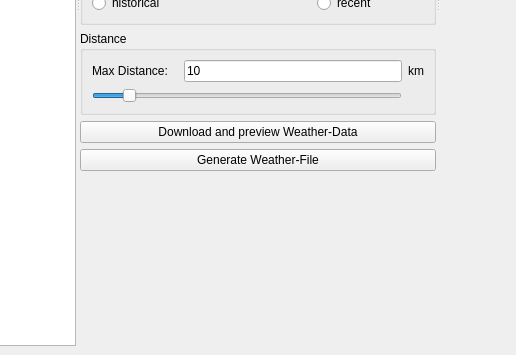
The window that ClimateDataGenerator/src/DWDMainWindow.ui (Arombolosh/dwdImporter) describes before a commit, drawn with Qt 5; both pictures show x 299 to 815 and y 353 to 708 of the 1106 by 708 pixel window.
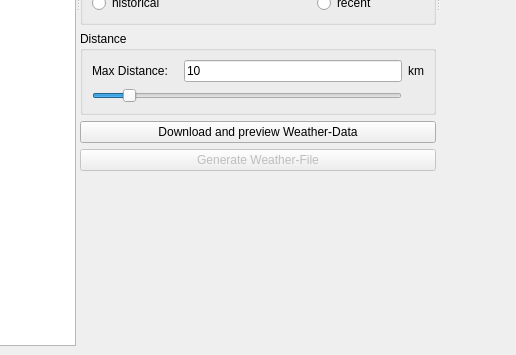
The same window after the commit. Custom widgets are drawn as their Qt base class.

Commit message: implemented EPW Export Button enabling when valid local files are selected

Diff of the .ui file:
```diff
--- a/ClimateDataGenerator/src/DWDMainWindow.ui
+++ b/ClimateDataGenerator/src/DWDMainWindow.ui
@@ -268,6 +268,9 @@
         </item>
         <item>
          <widget class="QPushButton" name="pushButtonDownload">
+          <property name="enabled">
+           <bool>false</bool>
+          </property>
           <property name="text">
            <string>Generate Weather-File</string>
           </property>
```
The commit also changes 4 other files.
